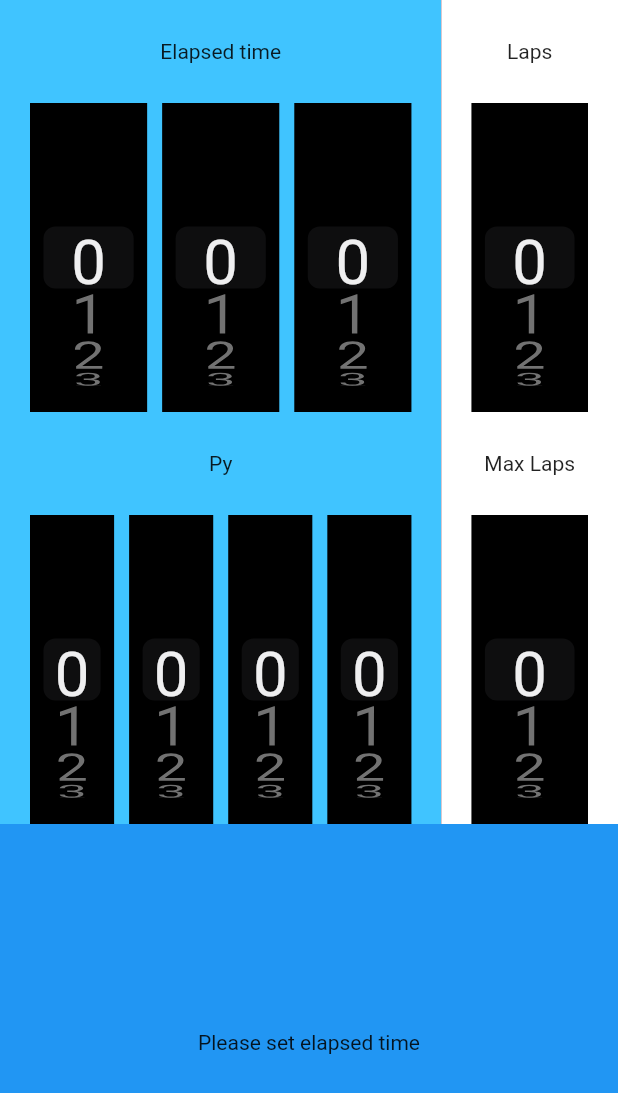
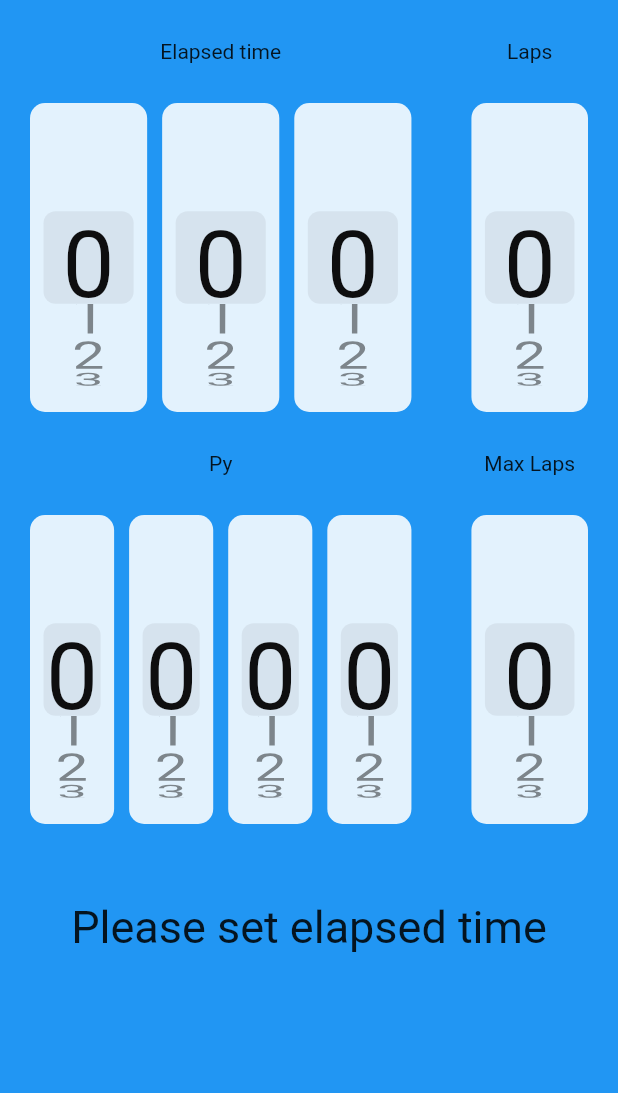
Before and after one commit to davidanew/pycalc_flutter, a Flutter app: the screen it shows after launch, on a phone screen of 412 x 824 dp. Shown: the top 1093 px of the screen. Run offline on Flutter 3.47's test engine with Material 2 defaults, Android fonts, the phone set to English and light mode, and no system bars; our stand-ins replace rxdart.

Commit message:
Seperate white background pickers

```diff
--- a/lib/main.dart
+++ b/lib/main.dart
@@ -20,8 +20,9 @@ class MyApp extends StatelessWidget {
       child: MaterialApp(
         title: 'pyCalc Flutter',
         home: Scaffold(
+          backgroundColor: Colors.blue,
           body: SafeArea(
-            child: new NewWidget(),
+            child: new Experiment(),
           ),
         ),
       ),
@@ -29,8 +30,8 @@ class MyApp extends StatelessWidget {
   }
 }
 
-class NewWidget extends StatelessWidget {
-  const NewWidget({
+class Experiment extends StatelessWidget {
+  const Experiment({
     Key key,
   }) : super(key: key);
 
@@ -45,7 +46,7 @@ class NewWidget extends StatelessWidget {
           Expanded(
             flex: 2,
             child: Container(
-              color: Colors.red,
+              //color: Colors.red,
               child: Row(
                 children: <Widget>[
                   //Elapsed time and PY
@@ -53,7 +54,7 @@ class NewWidget extends StatelessWidget {
                     flex: 25,
                     child: Container(
                       padding: EdgeInsets.only(left: 20, right: 20),
-                      color: Colors.lightBlueAccent,
+                      //                    color: Colors.lightBlueAccent,
                       child: Column(
                         crossAxisAlignment: CrossAxisAlignment.stretch,
                         children: <Widget>[
@@ -173,7 +174,7 @@ class NewWidget extends StatelessWidget {
                     flex: 10,
                     child: Container(
                       padding: EdgeInsets.only(left: 20, right: 20),
-                      color: Colors.white,
+                      //color: Colors.white,
                       child: Column(
                         children: <Widget>[
                           //Label
@@ -215,10 +216,24 @@ class NewWidget extends StatelessWidget {
           //All output
           Expanded(
             child: Container(
-              color: Colors.blue,
+              //color: Colors.blue,
               child: Column(
                 children: <Widget>[
                   Expanded(
+                    child: Center(
+                      child: StreamBuilder<String>(
+                          stream: Provider.of<Controller>(context).outputLabel,
+                          initialData: '',
+                          builder: (context, snapshot) {
+                            return Text(
+                              snapshot.data,
+                              style: TextStyle(fontSize: 30),
+                            );
+                          }),
+                    ),
+                  ),
+                  Expanded(
+                    child: Center(
                       child: StreamBuilder<String>(
                           stream: Provider.of<Controller>(context)
                               .correctedTimeString,
@@ -226,18 +241,10 @@ class NewWidget extends StatelessWidget {
                           builder: (context, snapshot) {
                             return Text(
                               snapshot.data,
+                              style: TextStyle(fontSize: 30),
                             );
                           }),
                     ),
-                  Expanded(
-                    child: StreamBuilder<String>(
-                        stream: Provider.of<Controller>(context).outputLabel,
-                        initialData: '',
-                        builder: (context, snapshot) {
-                          return Text(
-                            snapshot.data,
-                          );
-                        }),
                   ),
                 ],
               ),
@@ -259,20 +266,39 @@ class PickerContainer extends StatelessWidget {
   @override
   Widget build(BuildContext context) {
     return Container(
-      color: Colors.black,
+      decoration: BoxDecoration(
+        borderRadius: BorderRadius.circular(10.0),
+        color: Colors.blue[50],
+      ),
+      //color: Colors.white,
       child: LayoutBuilder(builder: (context, constraint) {
         return CupertinoTheme(
           data: CupertinoThemeData(
+            //brightness: Brightness.dark,
+            //primaryColor: Colors.green,
+            //primaryContrastingColor: Colors.red,
+            //barBackgroundColor: Colors.purple,
+            //scaffoldBackgroundColor: Colors.teal,
             textTheme: CupertinoTextThemeData(
                 pickerTextStyle: TextStyle(
+              // foreground: Paint(),
+
+              //backgroundColor: Colors.blue.shade900,
+              //decorationColor: Colors.green,
               fontSize: constraint.maxHeight * 0.2,
+              color: Colors.black,
+              textBaseline: TextBaseline.alphabetic,
             )
                 // height: constraint.maxHeight * 1.2),
                 ),
           ),
           child: CupertinoPicker(
+            magnification: 1.5,
+            useMagnifier: true,
+            //backgroundColor: Color(0xFF0000FF),
             backgroundColor: Colors.transparent,
-            itemExtent: constraint.maxHeight * 0.2,
+
+            itemExtent: constraint.maxHeight * 0.20,
             onSelectedItemChanged: (i) {
 //              Provider.of<Controller>(context).setMaxLaps(i);
               onSelectedItemChanged(i);
```
Also changed, not shown: 1 other file. Lines whose indentation alone changed are shown as unchanged.
